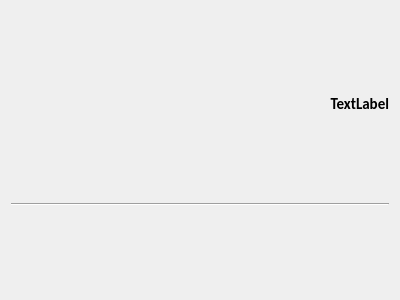
The window that app_core/main_widget.ui (gidhoog/AlmGIS) describes before a commit, drawn with Qt 5.
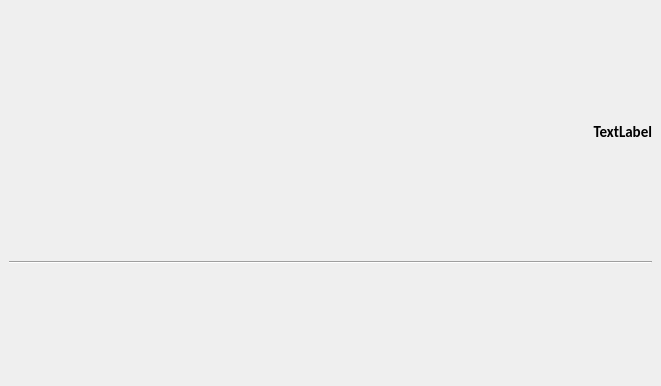
The same window after the commit.

Commit message: richte gst_all_main.py ein und beginne mit dem erstellen eines main_gis für dieses data_view

What changed in the file:
```diff
--- a/app_core/main_widget.ui
+++ b/app_core/main_widget.ui
@@ -1,19 +1,20 @@
 <?xml version="1.0" encoding="UTF-8"?>
 <ui version="4.0">
  <class>MainWidget</class>
- <widget class="QWidget" name="MainWidget">
+ <widget class="QMainWindow" name="MainWidget">
   <property name="geometry">
    <rect>
     <x>0</x>
     <y>0</y>
-    <width>400</width>
-    <height>300</height>
+    <width>661</width>
+    <height>386</height>
    </rect>
   </property>
   <property name="windowTitle">
    <string>Form</string>
   </property>
-  <layout class="QVBoxLayout" name="verticalLayout_2">
+  <widget class="QWidget" name="centralwidget">
+   <layout class="QVBoxLayout" name="verticalLayout">
    <item>
     <widget class="QLabel" name="uiTitleLbl">
      <property name="sizePolicy">
@@ -49,6 +50,7 @@
     <layout class="QVBoxLayout" name="uiMainVLay"/>
    </item>
   </layout>
+  </widget>
  </widget>
  <resources/>
  <connections/>
```
Left out of the diff: 2 changed lines with no effect on the pictures. Lines whose indentation alone changed are shown as unchanged. The commit also changes 6 other files.
